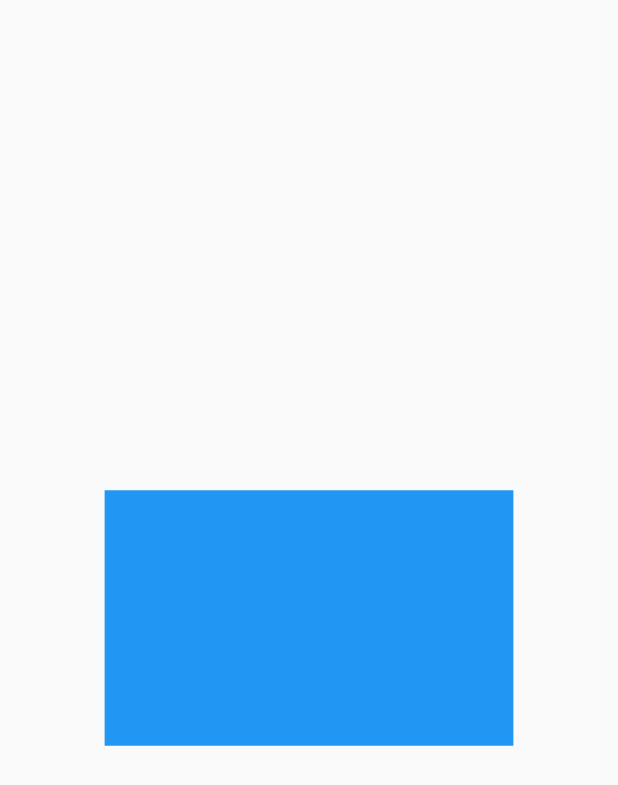
After one commit to junior-ramayo/Flutter-Animations, a Flutter app: the screen it shows after launch, after a tap on "Splash Screen", on a phone screen of 412 x 824 dp. The commit adds this screen. Shown: the top 785 px of the screen. Run offline on Flutter 3.47's test engine with Material 2 defaults, Android fonts, the phone set to English and light mode, and no system bars.

Commit message:
Splash screen

```diff
--- /dev/null
+++ b/lib/animations/splash-screen/pages/home.dart
@@ -0,0 +1,67 @@
+import 'package:flutter/material.dart';
+
+
+ class SplashPage extends StatefulWidget {
+   const SplashPage({Key? key}) : super(key: key);
+
+  @override
+  State<SplashPage> createState() => _SplashPageState();
+}
+
+class _SplashPageState extends State<SplashPage> {
+
+ double scale = 4.0;
+
+ @override
+  void initState() {
+    WidgetsBinding.instance!.addPostFrameCallback((_) {
+      setState(() {
+        scale = 1.0;
+      });
+    });
+    super.initState();
+  }
+
+ @override
+ Widget build(BuildContext context) {
+  return Scaffold(
+   body: Center(
+    child: Stack(
+     children: [
+
+       AnimatedPositioned(
+        duration: const Duration(seconds: 2),
+        curve: Curves.bounceOut,
+        height: getHeight(),
+        width: getWidth(),
+        top: MediaQuery.of(context).size.height / 2 - getHeight() / 2,
+        left: MediaQuery.of(context).size.width / 2 - getWidth() / 2,
+        onEnd: (){
+          // Navigator.of(context).pushReplacement(
+          //  MaterialPageRoute(
+          //   builder: (_) => HomeScreen(),
+          //  )
+          // );
+        },
+        child: Container(
+          height: 60,
+          width: 60,
+          color: Colors.blue,
+        ),
+       ),
+
+     ]
+    ),
+   ),
+  );
+ }
+
+ double getHeight(){
+  return 100 * scale;
+ }
+
+ double getWidth(){
+  return 160 * scale;
+ }
+
+}
--- a/lib/home/home_page.dart
+++ b/lib/home/home_page.dart
@@ -18,8 +18,6 @@ class _HomePageState extends State<HomePage> {
      child: ListView(
       children: [
 
-       _card('home_animated', 'Animated'),
-
        _card('home_tabs', 'Tabs synchronization'),
 
        _card('home_scroll', 'List Scroll'),
@@ -28,7 +26,11 @@ class _HomePageState extends State<HomePage> {
 
        _card('home_listPage', 'Template gallery'),
 
+       _card('home_animated', 'Animated'),
+
        _card('home_composition', 'Composition'),
+
+       _card('home_splash', 'Splash Screen'),
 
       ],
      ),
--- a/lib/routes/routes.dart
+++ b/lib/routes/routes.dart
@@ -3,6 +3,7 @@ import 'package:retos_animaciones/animations/NavBar-Expanded/navbar.dart';
 import 'package:retos_animaciones/animations/animatedWidgets/home_animated.dart';
 import 'package:retos_animaciones/animations/composition/home_composition.dart';
 import 'package:retos_animaciones/animations/list-scroll-animation/scroll-animation.dart';
+import 'package:retos_animaciones/animations/splash-screen/pages/home.dart';
 import 'package:retos_animaciones/animations/tabs-synchronization/pages/home_synchronization.dart';
 import 'package:retos_animaciones/animations/template-gallery/list-page.dart';
 import 'package:retos_animaciones/home/home_page.dart';
@@ -18,6 +19,7 @@ import 'package:retos_animaciones/home/home_page.dart';
     'home_navbar': (BuildContext context) => const NavBarExpanded(),
     'home_listPage': (BuildContext context) => const ContactListPage(),
     'home_tabs': (BuildContext context) => TabsSynchronization(),
+    'home_splash': (BuildContext context) => SplashPage()
    };
   }
  }
```
